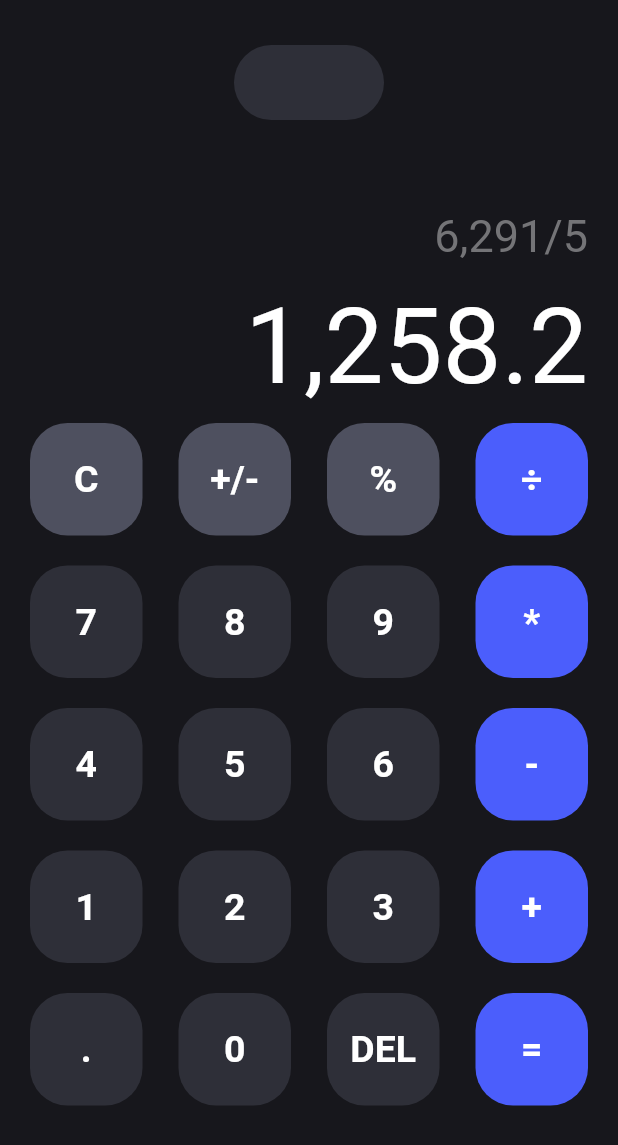
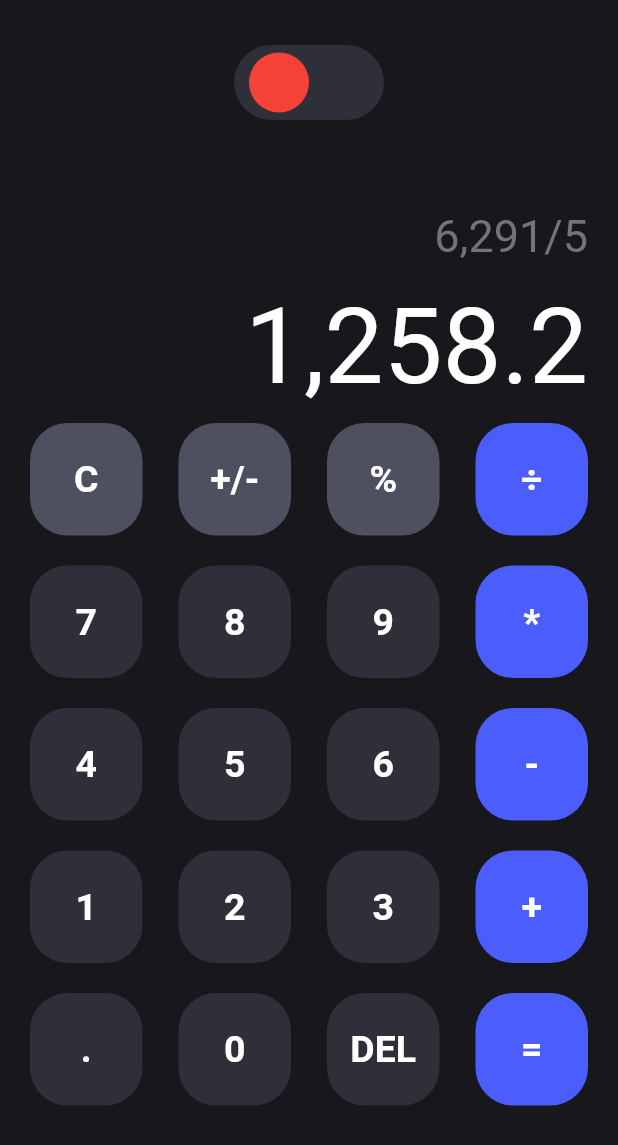
Before and after one commit to stevelpak/calculator, a Flutter app: the screen it shows after launch, on a phone screen of 412 x 824 dp. Shown: the top 1145 px of the screen. Run offline on Flutter 3.47's test engine with Material 2 defaults, Android fonts, the phone set to English and light mode, and no system bars.

Commit message:
Updated Calc App

```diff
--- a/lib/pages/home.dart
+++ b/lib/pages/home.dart
@@ -20,11 +20,33 @@ class _CalcAppState extends State<CalcApp> {
           child: Column(
             children: [
               Container(
+                padding: const EdgeInsets.all(5),
                 width: 100,
                 height: 50,
                 decoration: BoxDecoration(
-                    borderRadius: BorderRadius.circular(25),
-                    color: switchBtnClr),
+                  borderRadius: BorderRadius.circular(25),
+                  color: switchBtnClr,
+                ),
+                child: Row(
+                  mainAxisAlignment: MainAxisAlignment.spaceBetween,
+                  children: [
+                    Stack(
+                      children: [
+                        AnimatedContainer(
+                          duration: const Duration(seconds: 3),
+                          child: Container(
+                            width: 50,
+                            height: 50,
+                            decoration: const BoxDecoration(
+                              shape: BoxShape.circle,
+                              color: Colors.red,
+                            ),
+                          ),
+                        )
+                      ],
+                    )
+                  ],
+                ),
               ),
               Padding(
                 padding: const EdgeInsets.only(top: 60),
```
